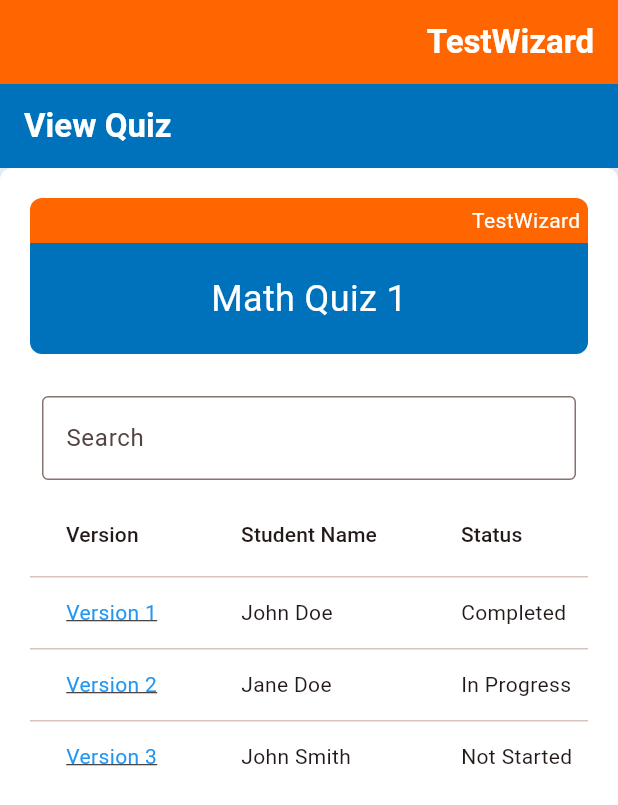
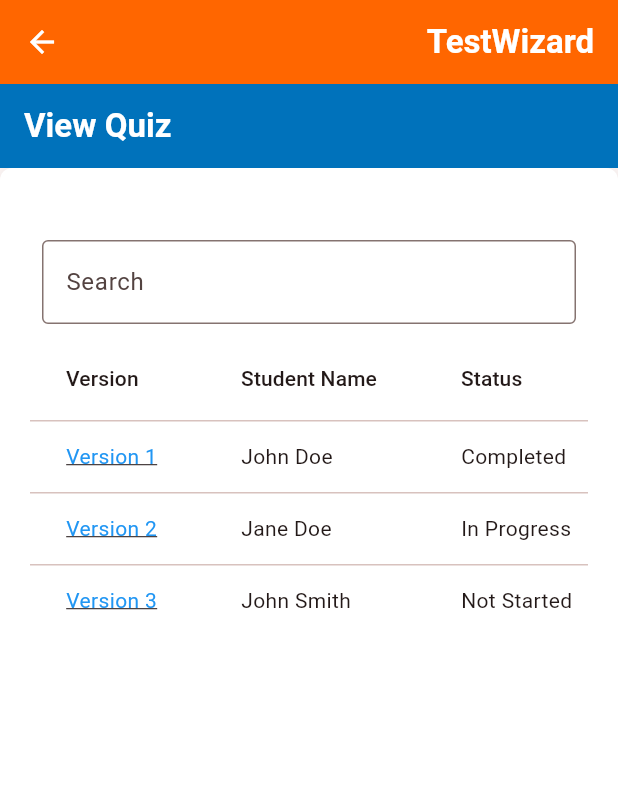
Before and after one commit to umgc/Summer2024, a Flutter app: the CreateViewTest screen opened directly, on a phone screen of 412 x 824 dp. Shown: the top 805 px of the screen. Run offline on Flutter 3.47's test engine with Material 3 defaults, Android fonts, the phone set to English and light mode, and no system bars.

Commit message:
[TeamC] lots of UI fixes/edits and updating test

```diff
--- a/Team-C/test_wizard/lib/views/view_test_view.dart
+++ b/Team-C/test_wizard/lib/views/view_test_view.dart
@@ -1,6 +1,6 @@
 import 'package:flutter/material.dart';
 import 'package:test_wizard/widgets/tw_app_bar.dart';
-import 'package:test_wizard/widgets/view_test.dart';
+import 'package:test_wizard/widgets/view_assessment_page.dart';
 
 class CreateViewTest extends StatelessWidget {
   const CreateViewTest({super.key});
@@ -11,6 +11,7 @@ class CreateViewTest extends StatelessWidget {
       appBar: TWAppBar(
         context: context,
         screenTitle: 'View Quiz',
+        implyLeading: true,
       ),
       body: const ViewAssessmentPage(),
     );
--- /dev/null
+++ b/Team-C/test_wizard/lib/widgets/view_assessment_page.dart
@@ -0,0 +1,163 @@
+import 'package:flutter/material.dart';
+
+class ViewAssessmentPage extends StatefulWidget {
+  const ViewAssessmentPage({super.key});
+
+  @override
+  State<ViewAssessmentPage> createState() => ViewTestState();
+}
+
+class ViewTestState extends State<ViewAssessmentPage> {
+  final List<Map<String, dynamic>> tests = [
+    {'version': 'Version 1', 'studentName': 'John Doe', 'status': 'Completed'},
+    {
+      'version': 'Version 2',
+      'studentName': 'Jane Doe',
+      'status': 'In Progress'
+    },
+    {
+      'version': 'Version 3',
+      'studentName': 'John Smith',
+      'status': 'Not Started'
+    },
+  ];
+
+  @override
+  Widget build(BuildContext context) {
+    final screenSize = MediaQuery.of(context).size;
+
+    return Center(
+      child: SingleChildScrollView(
+        child: ConstrainedBox(
+          constraints: BoxConstraints(
+            minHeight: screenSize.height,
+          ),
+          child: IntrinsicHeight(
+            child: Container(
+              width: 1200,
+              padding: const EdgeInsets.all(20),
+              decoration: BoxDecoration(
+                color: Colors.white,
+                borderRadius: BorderRadius.circular(8),
+                boxShadow: [
+                  BoxShadow(
+                    color: Colors.black.withOpacity(0.1),
+                    blurRadius: 10,
+                  ),
+                ],
+              ),
+              child: Column(
+                crossAxisAlignment: CrossAxisAlignment.stretch,
+                children: [
+                  const SizedBox(height: 20),
+                  Padding(
+                    padding: const EdgeInsets.all(8.0),
+                    child: TextField(
+                      decoration: const InputDecoration(
+                        border: OutlineInputBorder(),
+                        labelText: 'Search',
+                      ),
+                      onChanged: (value) {
+                        // Add search functionality if needed
+                      },
+                    ),
+                  ),
+                  Expanded(
+                    child: SingleChildScrollView(
+                      scrollDirection: Axis.horizontal,
+                      child: DataTable(
+                        columns: const [
+                          DataColumn(label: Text('Version')),
+                          DataColumn(label: Text('Student Name')),
+                          DataColumn(label: Text('Status')),
+                          DataColumn(label: Text('Results')),
+                        ],
+                        rows: tests.map((test) {
+                          return DataRow(
+                            cells: [
+                              DataCell(
+                                GestureDetector(
+                                  onTap: () {
+                                    // Handle version click
+                                  },
+                                  child: Text(
+                                    test['version'],
+                                    style: const TextStyle(
+                                      color: Colors.blue,
+                                      decoration: TextDecoration.underline,
+                                    ),
+                                  ),
+                                ),
+                              ),
+                              DataCell(Text(test['studentName'])),
+                              DataCell(Text(test['status'])),
+                              DataCell(
+                                test['status'] == 'Completed'
+                                    ? GestureDetector(
+                                        onTap: () {
+                                          // Handle view results click
+                                        },
+                                        child: const Text(
+                                          'View Results',
+                                          style: TextStyle(
+                                            color: Colors.blue,
+                                            decoration:
+                                                TextDecoration.underline,
+                                          ),
+                                        ),
+                                      )
+                                    : const Text(''),
+                              ),
+                            ],
+                          );
+                        }).toList(),
+                      ),
+                    ),
+                  ),
+                  const SizedBox(height: 20),
+                  Row(
+                    mainAxisAlignment: MainAxisAlignment.end,
+                    children: [
+                      ElevatedButton(
+                        onPressed: () {
+                          // Handle assign action
+                        },
+                        style: ElevatedButton.styleFrom(
+                          backgroundColor: const Color(0xff0072bb),
+                          foregroundColor: Colors.white,
+                        ),
+                        child: const Text('Assign'),
+                      ),
+                      const SizedBox(width: 10),
+                      ElevatedButton(
+                        onPressed: () {
+                          Navigator.of(context).pop();
+                        },
+                        style: ElevatedButton.styleFrom(
+                          backgroundColor: Colors.grey,
+                          foregroundColor: Colors.white,
+                        ),
+                        child: const Text('Cancel'),
+                      ),
+                      const SizedBox(width: 10),
+                      ElevatedButton(
+                        onPressed: () {
+                          // Handle save action
+                        },
+                        style: ElevatedButton.styleFrom(
+                          backgroundColor: Colors.green,
+                          foregroundColor: Colors.white,
+                        ),
+                        child: const Text('Save'),
+                      ),
+                    ],
+                  ),
+                ],
+              ),
+            ),
+          ),
+        ),
+      ),
+    );
+  }
+}
--- a/Team-C/test_wizard/lib/widgets/view_test.dart
+++ /dev/null
@@ -1,194 +0,0 @@
-import 'package:flutter/material.dart';
-
-class ViewAssessmentPage extends StatefulWidget {
-  const ViewAssessmentPage({super.key});
-
-  @override
-  State<ViewAssessmentPage> createState() => ViewTestState();
-}
-
-class ViewTestState extends State<ViewAssessmentPage> {
-  final List<Map<String, dynamic>> tests = [
-    {'version': 'Version 1', 'studentName': 'John Doe', 'status': 'Completed'},
-    {
-      'version': 'Version 2',
-      'studentName': 'Jane Doe',
-      'status': 'In Progress'
-    },
-    {
-      'version': 'Version 3',
-      'studentName': 'John Smith',
-      'status': 'Not Started'
-    },
-  ];
-
-  @override
-  Widget build(BuildContext context) {
-    final screenSize = MediaQuery.of(context).size;
-
-    return Scaffold(
-      backgroundColor: const Color(0xffe6f2ff),
-      body: Center(
-        child: SingleChildScrollView(
-          child: ConstrainedBox(
-            constraints: BoxConstraints(
-              minHeight: screenSize.height,
-            ),
-            child: IntrinsicHeight(
-              child: Container(
-                width: 1200,
-                padding: const EdgeInsets.all(20),
-                decoration: BoxDecoration(
-                  color: Colors.white,
-                  borderRadius: BorderRadius.circular(8),
-                  boxShadow: [
-                    BoxShadow(
-                      color: Colors.black.withOpacity(0.1),
-                      blurRadius: 10,
-                    ),
-                  ],
-                ),
-                child: Column(
-                  crossAxisAlignment: CrossAxisAlignment.stretch,
-                  children: [
-                    Container(
-                      padding: const EdgeInsets.all(5),
-                      decoration: const BoxDecoration(
-                        color: Color(0xffff6600),
-                        borderRadius:
-                            BorderRadius.vertical(top: Radius.circular(8)),
-                      ),
-                      child: const Text(
-                        'TestWizard',
-                        style: TextStyle(color: Colors.white),
-                        textAlign: TextAlign.right,
-                      ),
-                    ),
-                    Container(
-                      padding: const EdgeInsets.all(20),
-                      decoration: const BoxDecoration(
-                        color: Color(0xff0072bb),
-                        borderRadius:
-                            BorderRadius.vertical(bottom: Radius.circular(8)),
-                      ),
-                      child: const Align(
-                        alignment: Alignment.center,
-                        child: Text(
-                          'Math Quiz 1',
-                          style: TextStyle(color: Colors.white, fontSize: 24),
-                        ),
-                      ),
-                    ),
-                    const SizedBox(height: 20),
-                    Padding(
-                      padding: const EdgeInsets.all(8.0),
-                      child: TextField(
-                        decoration: const InputDecoration(
-                          border: OutlineInputBorder(),
-                          labelText: 'Search',
-                        ),
-                        onChanged: (value) {
-                          // Add search functionality if needed
-                        },
-                      ),
-                    ),
-                    Expanded(
-                      child: SingleChildScrollView(
-                        scrollDirection: Axis.horizontal,
-                        child: DataTable(
-                          columns: const [
-                            DataColumn(label: Text('Version')),
-                            DataColumn(label: Text('Student Name')),
-                            DataColumn(label: Text('Status')),
-                            DataColumn(label: Text('Results')),
-                          ],
-                          rows: tests.map((test) {
-                            return DataRow(
-                              cells: [
-                                DataCell(
-                                  GestureDetector(
-                                    onTap: () {
-                                      // Handle version click
-                                    },
-                                    child: Text(
-                                      test['version'],
-                                      style: const TextStyle(
-                                        color: Colors.blue,
-                                        decoration: TextDecoration.underline,
-                                      ),
-                                    ),
-                                  ),
-                                ),
-                                DataCell(Text(test['studentName'])),
-                                DataCell(Text(test['status'])),
-                                DataCell(
-                                  test['status'] == 'Completed'
-                                      ? GestureDetector(
-                                          onTap: () {
-                                            // Handle view results click
-                                          },
-                                          child: const Text(
-                                            'View Results',
-                                            style: TextStyle(
-                                              color: Colors.blue,
-                                              decoration:
-                                                  TextDecoration.underline,
-                                            ),
-                                          ),
-                                        )
-                                      : const Text(''),
-                                ),
-                              ],
-                            );
-                          }).toList(),
-                        ),
-                      ),
-                    ),
-                    const SizedBox(height: 20),
-                    Row(
-                      mainAxisAlignment: MainAxisAlignment.end,
-                      children: [
-                        ElevatedButton(
-                          onPressed: () {
-                            // Handle assign action
-                          },
-                          style: ElevatedButton.styleFrom(
-                            backgroundColor: const Color(0xff0072bb),
-                            foregroundColor: Colors.white,
-                          ),
-                          child: const Text('Assign'),
-                        ),
-                        const SizedBox(width: 10),
-                        ElevatedButton(
-                          onPressed: () {
-                            // Handle cancel action
-                          },
-                          style: ElevatedButton.styleFrom(
-                            backgroundColor: Colors.grey,
-                            foregroundColor: Colors.white,
-                          ),
-                          child: const Text('Cancel'),
-                        ),
-                        const SizedBox(width: 10),
-                        ElevatedButton(
-                          onPressed: () {
-                            // Handle save action
-                          },
-                          style: ElevatedButton.styleFrom(
-                            backgroundColor: Colors.green,
-                            foregroundColor: Colors.white,
-                          ),
-                          child: const Text('Save'),
-                        ),
-                      ],
-                    ),
-                  ],
-                ),
-              ),
-            ),
-          ),
-        ),
-      ),
-    );
-  }
-}
```
Also changed, not shown: Team-C/test_wizard/lib/views/teacher_dashboard_view.dart (+3 -6 lines), Team-C/test_wizard/lib/widgets/create_base_assessment_form.dart (+0 -10 lines), Team-C/test_wizard/lib/widgets/view_assessment_results_form.dart (+24 -4 lines), 2 other files.
